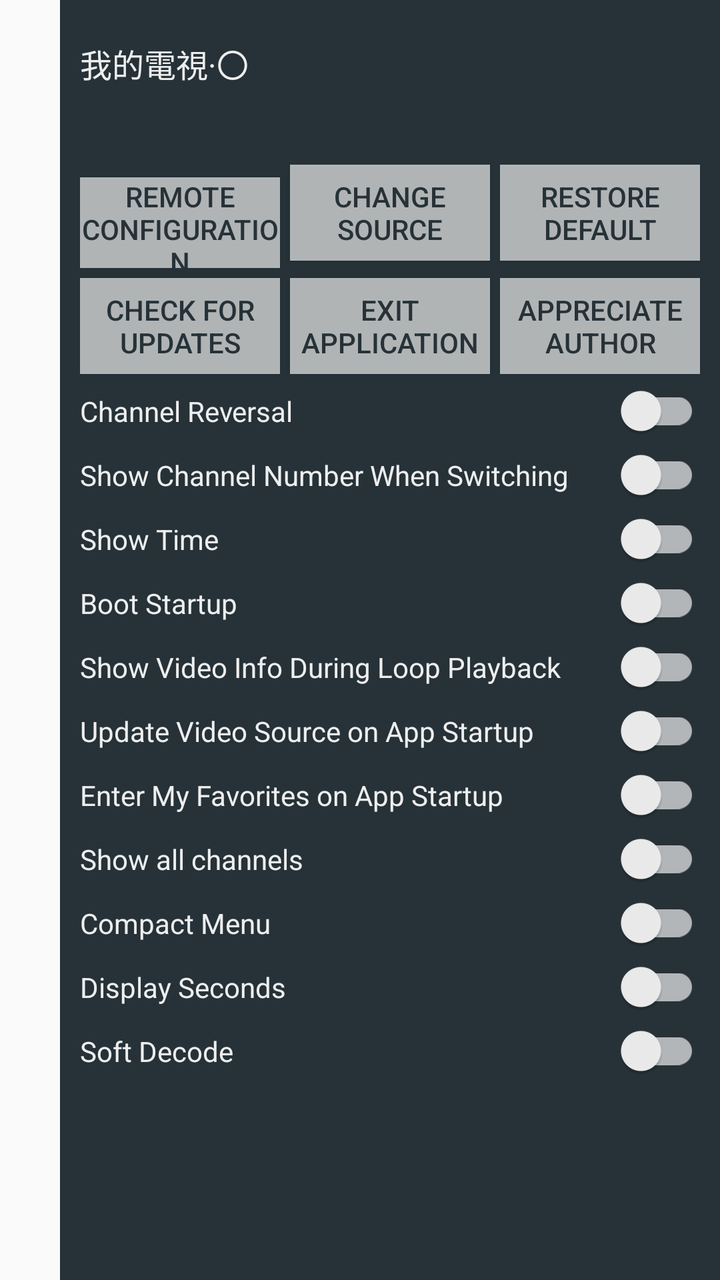
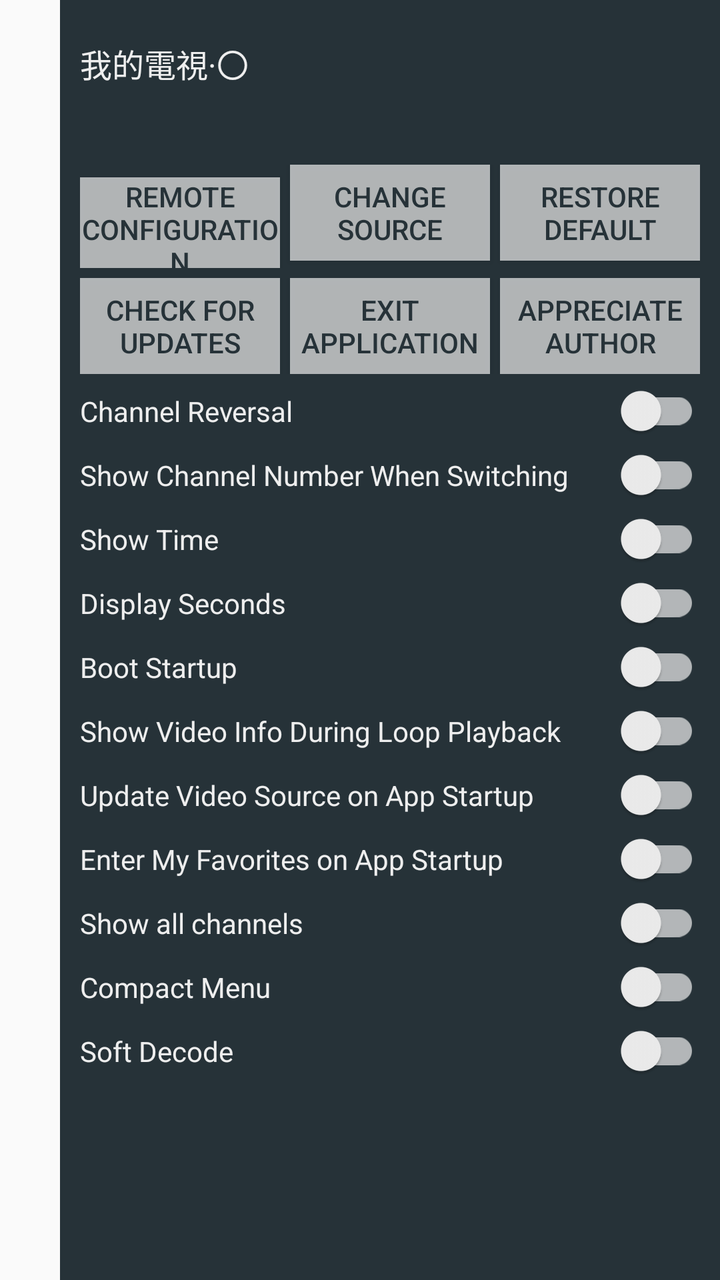

Before-and-after screenshots of an Android layout around one commit, followed by the original layout XML and the change that was made.
<!-- AndroidManifest.xml: application theme Theme.MyTV0 -->
<!-- res/layout/setting.xml -->
<?xml version="1.0" encoding="utf-8"?>
<LinearLayout xmlns:android="http://schemas.android.com/apk/res/android"
    xmlns:app="http://schemas.android.com/apk/res-auto"
    android:id="@+id/setting"
    android:layout_width="match_parent"
    android:layout_height="match_parent"
    android:clickable="true"
    android:focusable="false"
    android:gravity="end"
    >
    <ScrollView
        android:id="@+id/container"
        android:layout_width="wrap_content"
        android:layout_height="match_parent"
        android:fillViewport="true"
        >
    <LinearLayout
        android:id="@+id/content"
        android:layout_width="330dp"
        android:layout_height="wrap_content"
        android:orientation="vertical"
        android:paddingTop="20dp"
        android:paddingLeft="10dp"
        android:paddingRight="10dp"
        android:background="@color/blur"
        >
        <LinearLayout
            android:layout_width="match_parent"
            android:layout_height="wrap_content"
            android:orientation="horizontal"
            >
            <TextView
                android:id="@+id/name"
                android:layout_width="wrap_content"
                android:layout_height="wrap_content"
                android:textColor="@color/title_blur"
                android:text="@string/app_name"
                android:textSize="16sp"
                android:layout_gravity="bottom" />
            <TextView
                android:id="@+id/version_name"
                android:layout_width="wrap_content"
                android:layout_height="wrap_content"
                android:textColor="@color/description_blur"
                android:text=""
                android:textSize="14sp"
                android:layout_gravity="bottom"
                android:layout_marginStart="8dp" />
        </LinearLayout>

        <TextView
            android:id="@+id/version"
            android:layout_width="wrap_content"
            android:layout_height="wrap_content"
            android:layout_marginTop="10dp"
            android:layout_marginBottom="10dp"
            android:textColor="@color/title_blur"
            android:text=""
            android:textSize="14sp"
            />

        <LinearLayout
            android:layout_width="match_parent"
            android:layout_height="wrap_content"
            android:orientation="horizontal"
            >
            <androidx.appcompat.widget.AppCompatButton
                android:id="@+id/remote_settings"
                android:layout_width="100dp"
                android:layout_height="wrap_content"
                android:background="@color/description_blur"
                android:textColor="@color/blur"
                android:layout_marginEnd="5dp"
                android:textSize="14sp"
                android:text="@string/server" />
            <androidx.appcompat.widget.AppCompatButton
                android:id="@+id/confirm_config"
                android:layout_width="100dp"
                android:layout_height="wrap_content"
                android:background="@color/description_blur"
                android:textColor="@color/blur"
                android:layout_marginEnd="5dp"
                android:textSize="14sp"
                android:text="@string/channels" />
            <androidx.appcompat.widget.AppCompatButton
                android:id="@+id/clear"
                android:layout_width="100dp"
                android:layout_height="wrap_content"
                android:background="@color/description_blur"
                android:textColor="@color/blur"
                android:layout_marginEnd="5dp"
                android:text="@string/clear"
                android:textSize="14sp"
                />
        </LinearLayout>

        <LinearLayout
            android:layout_width="match_parent"
            android:layout_height="wrap_content"
            android:layout_marginTop="5dp"
            android:orientation="horizontal"
            >
            <androidx.appcompat.widget.AppCompatButton
                android:id="@+id/check_version"
                android:layout_width="100dp"
                android:layout_height="wrap_content"
                android:background="@color/description_blur"
                android:textColor="@color/blur"
                android:layout_marginEnd="5dp"
                android:textSize="14sp"
                android:text="@string/check_version"
                />
            <androidx.appcompat.widget.AppCompatButton
                android:id="@+id/exit"
                android:layout_width="100dp"
                android:layout_height="wrap_content"
                android:background="@color/description_blur"
                android:textColor="@color/blur"
                android:layout_marginEnd="5dp"
                android:text="@string/exit"
                android:textSize="14sp"
                />
            <androidx.appcompat.widget.AppCompatButton
                android:id="@+id/appreciate"
                android:layout_width="100dp"
                android:layout_height="wrap_content"
                android:background="@color/description_blur"
                android:textColor="@color/blur"
                android:layout_marginEnd="5dp"
                android:text="@string/appreciate"
                android:textSize="14sp"
                />
        </LinearLayout>

        <androidx.appcompat.widget.SwitchCompat
            android:id="@+id/switch_channel_reversal"
            android:text="@string/title_channel_reversal"
            android:textColor="@color/title_blur"
            android:textSize="14sp"
            android:layout_marginTop="5dp"
            android:layout_width="match_parent"
            android:layout_height="wrap_content"
            app:thumbTint="@color/switch_thumb_color"
            app:trackTint="@color/switch_track_color"
            />
        <androidx.appcompat.widget.SwitchCompat
            android:id="@+id/switch_channel_num"
            android:text="@string/title_channel_num"
            android:textColor="@color/title_blur"
            android:textSize="14sp"
            android:layout_marginTop="5dp"
            android:layout_width="match_parent"
            android:layout_height="wrap_content"
            app:thumbTint="@color/switch_thumb_color"
            app:trackTint="@color/switch_track_color"
            />
        <androidx.appcompat.widget.SwitchCompat
            android:id="@+id/switch_time"
            android:text="@string/title_time"
            android:textColor="@color/title_blur"
            android:textSize="14sp"
            android:layout_marginTop="5dp"
            android:layout_width="match_parent"
            android:layout_height="wrap_content"
            app:thumbTint="@color/switch_thumb_color"
            app:trackTint="@color/switch_track_color"
            />
        <androidx.appcompat.widget.SwitchCompat
            android:id="@+id/switch_boot_startup"
            android:text="@string/title_boot_startup"
            android:textColor="@color/title_blur"
            android:layout_marginTop="5dp"
            android:textSize="14sp"
            android:layout_width="match_parent"
            android:layout_height="wrap_content"
            app:thumbTint="@color/switch_thumb_color"
            app:trackTint="@color/switch_track_color"
            />
        <androidx.appcompat.widget.SwitchCompat
            android:id="@+id/switch_repeat_info"
            android:text="@string/title_repeat_info"
            android:textColor="@color/title_blur"
            android:textSize="14sp"
            android:layout_marginTop="5dp"
            android:layout_width="match_parent"
            android:layout_height="wrap_content"
            app:thumbTint="@color/switch_thumb_color"
            app:trackTint="@color/switch_track_color"
            />
        <androidx.appcompat.widget.SwitchCompat
            android:id="@+id/switch_config_auto_load"
            android:text="@string/title_config_auto_load"
            android:textColor="@color/title_blur"
            android:textSize="14sp"
            android:layout_marginTop="5dp"
            android:layout_width="match_parent"
            android:layout_height="wrap_content"
            app:thumbTint="@color/switch_thumb_color"
            app:trackTint="@color/switch_track_color"
            />
        <androidx.appcompat.widget.SwitchCompat
            android:id="@+id/switch_default_like"
            android:text="@string/title_default_like"
            android:textColor="@color/title_blur"
            android:textSize="14sp"
            android:layout_marginTop="5dp"
            android:layout_width="match_parent"
            android:layout_height="wrap_content"
            app:thumbTint="@color/switch_thumb_color"
            app:trackTint="@color/switch_track_color"
            />
        <androidx.appcompat.widget.SwitchCompat
            android:id="@+id/switch_show_all_channels"
            android:text="@string/show_all_channels"
            android:textColor="@color/title_blur"
            android:textSize="14sp"
            android:layout_marginTop="5dp"
            android:layout_width="match_parent"
            android:layout_height="wrap_content"
            app:thumbTint="@color/switch_thumb_color"
            app:trackTint="@color/switch_track_color"
            />
        <androidx.appcompat.widget.SwitchCompat
            android:id="@+id/switch_compact_menu"
            android:text="@string/compact_menu"
            android:textColor="@color/title_blur"
            android:textSize="14sp"
            android:layout_marginTop="5dp"
            android:layout_width="match_parent"
            android:layout_height="wrap_content"
            app:thumbTint="@color/switch_thumb_color"
            app:trackTint="@color/switch_track_color"
            />
        <androidx.appcompat.widget.SwitchCompat
            android:id="@+id/switch_display_seconds"
            android:text="@string/display_seconds"
            android:textColor="@color/title_blur"
            android:textSize="14sp"
            android:layout_marginTop="5dp"
            android:layout_width="match_parent"
            android:layout_height="wrap_content"
            app:thumbTint="@color/switch_thumb_color"
            app:trackTint="@color/switch_track_color"
            />
        <androidx.appcompat.widget.SwitchCompat
            android:id="@+id/switch_soft_decode"
            android:text="@string/soft_decode"
            android:textColor="@color/title_blur"
            android:textSize="14sp"
            android:layout_marginTop="5dp"
            android:layout_width="match_parent"
            android:layout_height="wrap_content"
            app:thumbTint="@color/switch_thumb_color"
            app:trackTint="@color/switch_track_color"
            />
    </LinearLayout>
    </ScrollView>
</LinearLayout>
<!-- resources referenced by this layout -->
<resources>
  <color name="blur">#FF263238</color>
  <color name="description_blur">#B3EEEEEE</color>
  <color name="title_blur">#FFEEEEEE</color>
  <string name="app_name">我的電視·〇</string>
  <string name="appreciate">Appreciate Author</string>
  <string name="channels">Change Source</string>
  <string name="check_version">Check for Updates</string>
  <string name="clear">Restore Default</string>
  <string name="compact_menu">Compact Menu</string>
  <string name="display_seconds">Display Seconds</string>
  <string name="exit">Exit Application</string>
  <string name="server">Remote Configuration</string>
  <string name="show_all_channels">Show all channels</string>
  <string name="soft_decode">Soft Decode</string>
  <string name="title_boot_startup">Boot Startup</string>
  <string name="title_channel_num">Show Channel Number When Switching</string>
  <string name="title_channel_reversal">Channel Reversal</string>
  <string name="title_config_auto_load">Update Video Source on App Startup</string>
  <string name="title_default_like">Enter My Favorites on App Startup</string>
  <string name="title_repeat_info">Show Video Info During Loop Playback</string>
  <string name="title_time">Show Time</string>
  <style name="Theme.MyTV0" parent="@style/Theme.AppCompat.DayNight">
          <item name="windowNoTitle">true</item>
          <item name="android:windowDisablePreview">true</item>
      </style>
</resources>

<!-- the commit's change to res/layout/setting.xml (unified diff, before → after) -->
@@ -166,6 +166,17 @@
             app:trackTint="@color/switch_track_color"
             />
         <androidx.appcompat.widget.SwitchCompat
+            android:id="@+id/switch_display_seconds"
+            android:text="@string/display_seconds"
+            android:textColor="@color/title_blur"
+            android:textSize="14sp"
+            android:layout_marginTop="5dp"
+            android:layout_width="match_parent"
+            android:layout_height="wrap_content"
+            app:thumbTint="@color/switch_thumb_color"
+            app:trackTint="@color/switch_track_color"
+            />
+        <androidx.appcompat.widget.SwitchCompat
             android:id="@+id/switch_boot_startup"
             android:text="@string/title_boot_startup"
             android:textColor="@color/title_blur"
@@ -223,17 +234,6 @@
         <androidx.appcompat.widget.SwitchCompat
             android:id="@+id/switch_compact_menu"
             android:text="@string/compact_menu"
-            android:textColor="@color/title_blur"
-            android:textSize="14sp"
-            android:layout_marginTop="5dp"
-            android:layout_width="match_parent"
-            android:layout_height="wrap_content"
-            app:thumbTint="@color/switch_thumb_color"
-            app:trackTint="@color/switch_track_color"
-            />
-        <androidx.appcompat.widget.SwitchCompat
-            android:id="@+id/switch_display_seconds"
-            android:text="@string/display_seconds"
             android:textColor="@color/title_blur"
             android:textSize="14sp"
             android:layout_marginTop="5dp"
